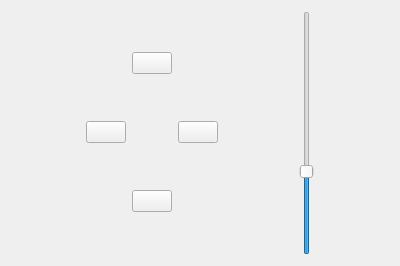
Stellarium/stellarium, file plugins/TelescopeControl/src/gui/TelescopeMoveWidget.ui: the form before one commit.
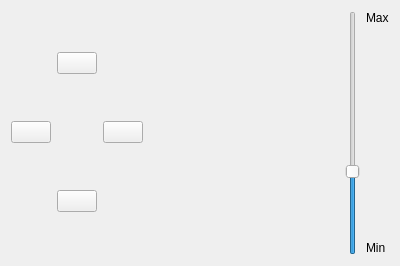
The form after the commit. Icons and pictures are not drawn.

Commit message: [TCP] added min max labels

Patch:
```diff
--- a/plugins/TelescopeControl/src/gui/TelescopeMoveWidget.ui
+++ b/plugins/TelescopeControl/src/gui/TelescopeMoveWidget.ui
@@ -13,7 +13,7 @@
   <property name="windowTitle">
    <string>Form</string>
   </property>
-  <layout class="QHBoxLayout" name="horizontalLayout" stretch="1,0">
+  <layout class="QHBoxLayout" name="horizontalLayout" stretch="1,0,0,0">
    <item>
     <layout class="QGridLayout" name="gridLayout" columnstretch="0,0,0" columnminimumwidth="0,0,0">
      <item row="1" column="0">
@@ -83,6 +83,19 @@
      </item>
     </layout>
    </item>
+   <item>
+    <spacer name="horizontalSpacer">
+     <property name="orientation">
+      <enum>Qt::Horizontal</enum>
+     </property>
+     <property name="sizeHint" stdset="0">
+      <size>
+       <width>40</width>
+       <height>20</height>
+      </size>
+     </property>
+    </spacer>
+   </item>
    <item>
     <widget class="QSlider" name="speedSlider">
      <property name="minimum">
@@ -105,6 +118,37 @@
      </property>
     </widget>
    </item>
+   <item>
+    <layout class="QVBoxLayout" name="verticalLayout">
+     <item>
+      <widget class="QLabel" name="label">
+       <property name="text">
+        <string>Max</string>
+       </property>
+      </widget>
+     </item>
+     <item>
+      <spacer name="verticalSpacer">
+       <property name="orientation">
+        <enum>Qt::Vertical</enum>
+       </property>
+       <property name="sizeHint" stdset="0">
+        <size>
+         <width>20</width>
+         <height>40</height>
+        </size>
+       </property>
+      </spacer>
+     </item>
+     <item>
+      <widget class="QLabel" name="label_2">
+       <property name="text">
+        <string>Min</string>
+       </property>
+      </widget>
+     </item>
+    </layout>
+   </item>
   </layout>
  </widget>
  <resources>
```
